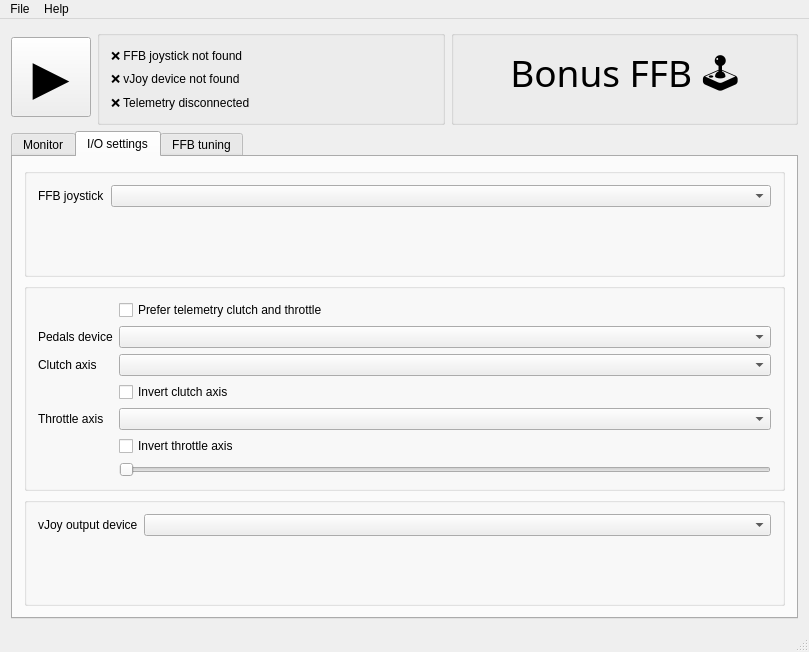
kgmonteith/BonusFFB, file H-Shifter/HShifter.ui: the form before one commit.
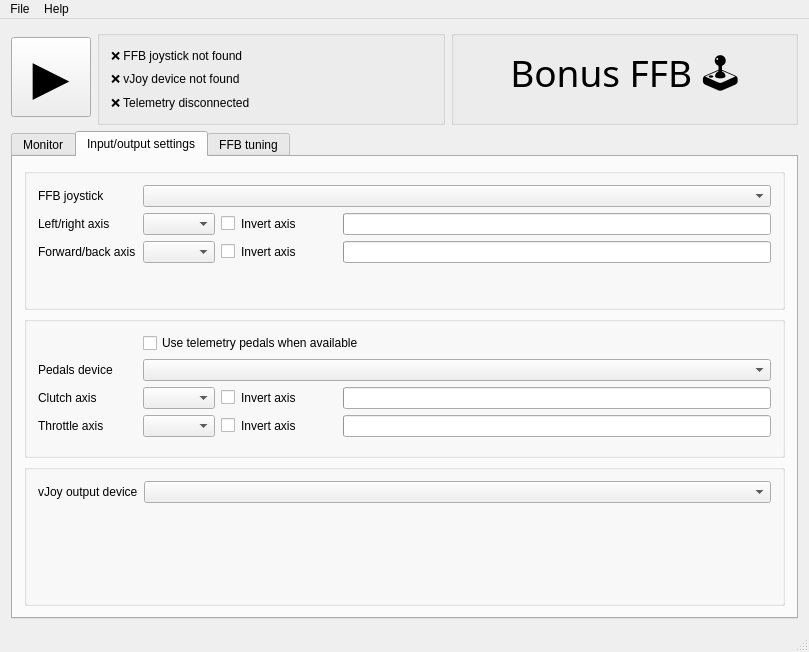
The form after the commit. The open tabs and pages were chosen to show the change. Icons and pictures are not drawn.

Commit message: Added joystick marker, license notices

Diff of the .ui file:
```diff
--- a/H-Shifter/HShifter.ui
+++ b/H-Shifter/HShifter.ui
@@ -283,7 +283,7 @@
       </widget>
       <widget class="QWidget" name="tab">
        <attribute name="title">
-        <string>I/O settings</string>
+        <string>Input/output settings</string>
        </attribute>
        <layout class="QVBoxLayout" name="verticalLayout_3">
         <item>
@@ -294,13 +294,147 @@
           <layout class="QFormLayout" name="formLayout">
            <item row="0" column="0">
             <widget class="QLabel" name="label_3">
+             <property name="minimumSize">
+              <size>
+               <width>99</width>
+               <height>0</height>
+              </size>
+             </property>
              <property name="text">
               <string>FFB joystick</string>
              </property>
             </widget>
            </item>
            <item row="0" column="1">
-            <widget class="QComboBox" name="ffbJoystickDeviceComboBox"/>
+            <widget class="QComboBox" name="joystickDeviceComboBox">
+             <property name="sizePolicy">
+              <sizepolicy hsizetype="Minimum" vsizetype="Fixed">
+               <horstretch>0</horstretch>
+               <verstretch>0</verstretch>
+              </sizepolicy>
+             </property>
+            </widget>
+           </item>
+           <item row="1" column="0">
+            <widget class="QLabel" name="label_7">
+             <property name="text">
+              <string>Left/right axis</string>
+             </property>
+            </widget>
+           </item>
+           <item row="1" column="1">
+            <layout class="QHBoxLayout" name="horizontalLayout_6">
+             <item>
+              <widget class="QComboBox" name="joystickLRAxisComboBox">
+               <property name="sizePolicy">
+                <sizepolicy hsizetype="Minimum" vsizetype="Fixed">
+                 <horstretch>0</horstretch>
+                 <verstretch>0</verstretch>
+                </sizepolicy>
+               </property>
+               <property name="maximumSize">
+                <size>
+                 <width>200</width>
+                 <height>16777215</height>
+                </size>
+               </property>
+              </widget>
+             </item>
+             <item>
+              <widget class="QCheckBox" name="invertJoystickLRAxisBox">
+               <property name="minimumSize">
+                <size>
+                 <width>0</width>
+                 <height>0</height>
+                </size>
+               </property>
+               <property name="styleSheet">
+                <string notr="true">padding-right: 40px;</string>
+               </property>
+               <property name="text">
+                <string>Invert axis</string>
+               </property>
+              </widget>
+             </item>
+             <item>
+              <widget class="QProgressBar" name="ioTabJoystickLRProgressBar">
+               <property name="autoFillBackground">
+                <bool>false</bool>
+               </property>
+               <property name="maximum">
+                <number>65535</number>
+               </property>
+               <property name="value">
+                <number>0</number>
+               </property>
+               <property name="textVisible">
+                <bool>false</bool>
+               </property>
+              </widget>
+             </item>
+            </layout>
+           </item>
+           <item row="2" column="0">
+            <widget class="QLabel" name="label_11">
+             <property name="text">
+              <string>Forward/back axis</string>
+             </property>
+            </widget>
+           </item>
+           <item row="2" column="1">
+            <layout class="QHBoxLayout" name="horizontalLayout_7">
+             <item>
+              <widget class="QComboBox" name="joystickFBAxisComboBox">
+               <property name="sizePolicy">
+                <sizepolicy hsizetype="Minimum" vsizetype="Fixed">
+                 <horstretch>0</horstretch>
+                 <verstretch>0</verstretch>
+                </sizepolicy>
+               </property>
+               <property name="maximumSize">
+                <size>
+                 <width>200</width>
+                 <height>16777215</height>
+                </size>
+               </property>
+              </widget>
+             </item>
+             <item>
+              <widget class="QCheckBox" name="invertJoystickFBAxisBox">
+               <property name="sizePolicy">
+                <sizepolicy hsizetype="Minimum" vsizetype="Fixed">
+                 <horstretch>0</horstretch>
+                 <verstretch>0</verstretch>
+                </sizepolicy>
+               </property>
+               <property name="minimumSize">
+                <size>
+                 <width>0</width>
+                 <height>0</height>
+                </size>
+               </property>
+               <property name="styleSheet">
+                <string notr="true">padding-right: 40px;</string>
+               </property>
+               <property name="text">
+                <string>Invert axis</string>
+               </property>
+              </widget>
+             </item>
+             <item>
+              <widget class="QProgressBar" name="ioTabJoystickFBProgressBar">
+               <property name="maximum">
+                <number>65535</number>
+               </property>
+               <property name="value">
+                <number>0</number>
+               </property>
+               <property name="textVisible">
+                <bool>false</bool>
+               </property>
+              </widget>
+             </item>
+            </layout>
            </item>
           </layout>
          </widget>
@@ -310,16 +444,29 @@
           <property name="title">
            <string/>
           </property>
-          <layout class="QFormLayout" name="formLayout_2">
+          <layout class="QFormLayout" name="formLayout_3">
+           <item row="0" column="1">
+            <widget class="QCheckBox" name="checkBox_2">
+             <property name="text">
+              <string>Use telemetry pedals when available</string>
+             </property>
+            </widget>
+           </item>
            <item row="1" column="0">
             <widget class="QLabel" name="cluckDeviceLabel">
+             <property name="minimumSize">
+              <size>
+               <width>99</width>
+               <height>0</height>
+              </size>
+             </property>
              <property name="text">
               <string>Pedals device</string>
              </property>
             </widget>
            </item>
            <item row="1" column="1">
-            <widget class="QComboBox" name="clutchDeviceComboBox">
+            <widget class="QComboBox" name="pedalsDeviceComboBox">
              <property name="font">
               <font>
                <family>Segoe UI</family>
@@ -333,39 +480,64 @@
            </item>
            <item row="2" column="0">
             <widget class="QLabel" name="clutchAxisLabel">
+             <property name="minimumSize">
+              <size>
+               <width>0</width>
+               <height>0</height>
+              </size>
+             </property>
              <property name="text">
               <string>Clutch axis</string>
              </property>
             </widget>
            </item>
            <item row="2" column="1">
-            <widget class="QComboBox" name="clutchAxisComboBox">
-             <property name="toolTip">
-              <string/>
-             </property>
-             <property name="placeholderText">
-              <string/>
-             </property>
-            </widget>
+            <layout class="QHBoxLayout" name="horizontalLayout_9">
+             <item>
+              <widget class="QComboBox" name="clutchAxisComboBox">
+               <property name="sizePolicy">
+                <sizepolicy hsizetype="Minimum" vsizetype="Fixed">
+                 <horstretch>0</horstretch>
+                 <verstretch>0</verstretch>
+                </sizepolicy>
+               </property>
+               <property name="toolTip">
+                <string/>
+               </property>
+               <property name="placeholderText">
+                <string/>
+               </property>
+              </widget>
+             </item>
+             <item>
+              <widget class="QCheckBox" name="invertClutchAxisBox">
+               <property name="styleSheet">
+                <string notr="true">padding-right: 40px;</string>
+               </property>
+               <property name="text">
+                <string>Invert axis</string>
+               </property>
+              </widget>
+             </item>
+             <item>
+              <widget class="QProgressBar" name="ioTabClutchProgressBar">
+               <property name="autoFillBackground">
+                <bool>false</bool>
+               </property>
+               <property name="maximum">
+                <number>65535</number>
+               </property>
+               <property name="value">
+                <number>0</number>
+               </property>
+               <property name="textVisible">
+                <bool>false</bool>
+               </property>
+              </widget>
+             </item>
+            </layout>
            </item>
-           <item row="0" column="1">
-            <widget class="QCheckBox" name="checkBox_2">
-             <property name="text">
-              <string>Prefer telemetry clutch and throttle</string>
-             </property>
-            </widget>
-           </item>
-           <item row="6" column="1">
-            <widget class="QSlider" name="horizontalSlider">
-             <property name="orientation">
-              <enum>Qt::Orientation::Horizontal</enum>
-             </property>
-            </widget>
-           </item>
-           <item row="4" column="1">
-            <widget class="QComboBox" name="throttleAxisComboBox"/>
-           </item>
-           <item row="4" column="0">
+           <item row="3" column="0">
             <widget class="QLabel" name="label_6">
              <property name="text">
               <string>Throttle axis</string>
@@ -373,18 +545,44 @@
             </widget>
            </item>
            <item row="3" column="1">
-            <widget class="QCheckBox" name="invertClutchAxisBox">
-             <property name="text">
-              <string>Invert clutch axis</string>
-             </property>
-            </widget>
-           </item>
-           <item row="5" column="1">
-            <widget class="QCheckBox" name="invertThrottleAxisBox">
-             <property name="text">
-              <string>Invert throttle axis</string>
-             </property>
-            </widget>
+            <layout class="QHBoxLayout" name="horizontalLayout_8">
+             <item>
+              <widget class="QComboBox" name="throttleAxisComboBox">
+               <property name="sizePolicy">
+                <sizepolicy hsizetype="Minimum" vsizetype="Fixed">
+                 <horstretch>0</horstretch>
+                 <verstretch>0</verstretch>
+                </sizepolicy>
+               </property>
+              </widget>
+             </item>
+             <item>
+              <widget class="QCheckBox" name="invertThrottleAxisBox">
+               <property name="styleSheet">
+                <string notr="true">padding-right: 40px;</string>
+               </property>
+               <property name="text">
+                <string>Invert axis</string>
+               </property>
+              </widget>
+             </item>
+             <item>
+              <widget class="QProgressBar" name="ioTabThrottleProgressBar">
+               <property name="autoFillBackground">
+                <bool>false</bool>
+               </property>
+               <property name="maximum">
+                <number>65535</number>
+               </property>
+               <property name="value">
+                <number>0</number>
+               </property>
+               <property name="textVisible">
+                <bool>false</bool>
+               </property>
+              </widget>
+             </item>
+            </layout>
            </item>
           </layout>
          </widget>
@@ -394,7 +592,7 @@
           <property name="title">
            <string/>
           </property>
-          <layout class="QFormLayout" name="formLayout_3">
+          <layout class="QFormLayout" name="formLayout_2">
            <item row="0" column="0">
             <widget class="QLabel" name="vJoyOutputDeviceLabel">
              <property name="text">
```
Left out of the diff: 214 changed lines with no effect on the pictures. The commit also changes 15 other files.
